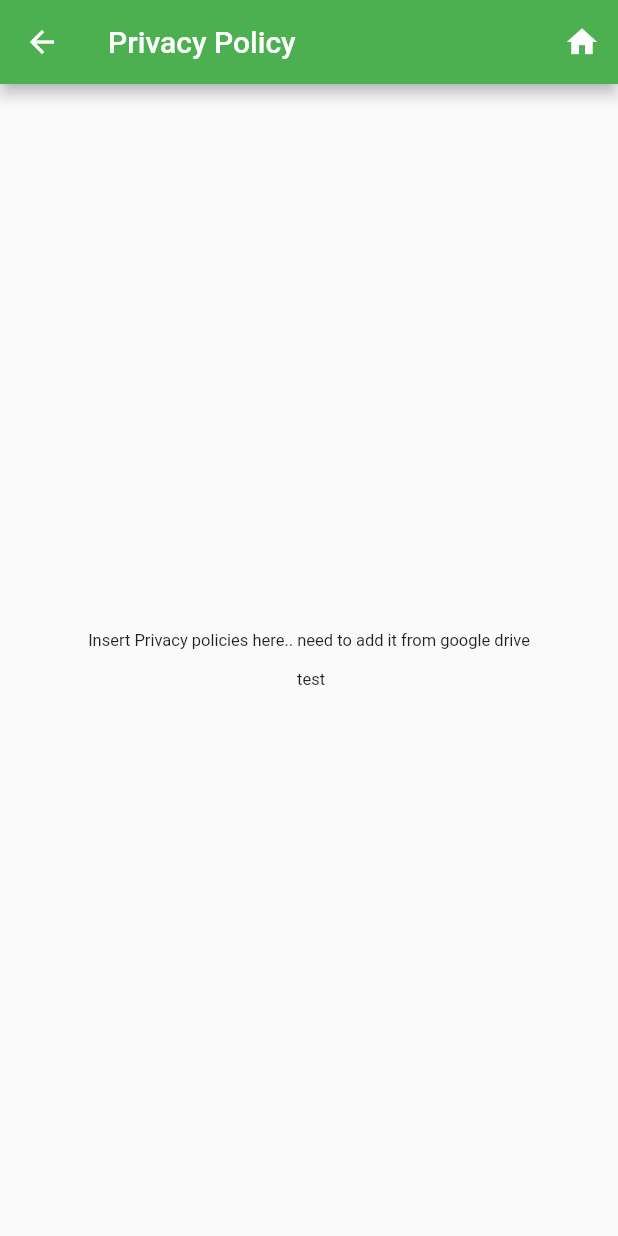
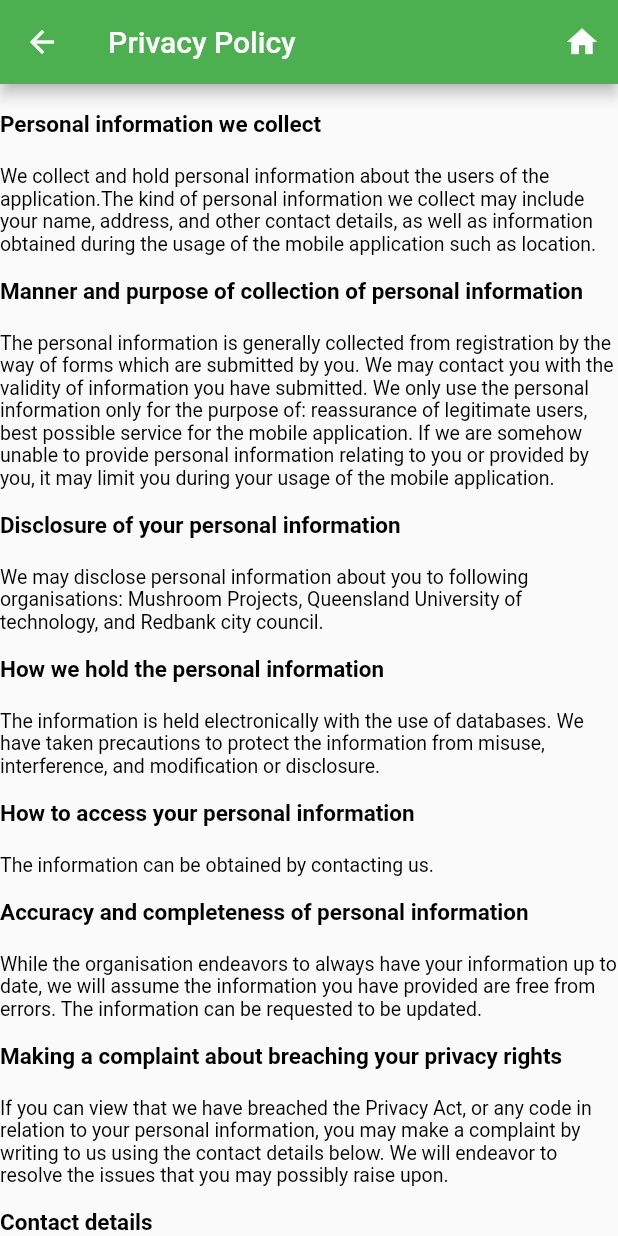
Before and after one commit to aaronddino/Mushroom-Projects, a Flutter app: the PrivacyPolicy screen opened by its route, on a phone screen of 412 x 824 dp. Run offline on Flutter 3.47's test engine with Material 2 defaults, Android fonts, the phone set to English and light mode, and no system bars; our stand-ins replace firebase_auth, firebase_database, firebase_storage, image_picker, location; missing offline and left inert: map_view; accounts and stored records are empty; statements that could not run were skipped.

Commit message:
Added the privacy policy information

```diff
--- a/seeatree_4_aed/lib/pages/settings/privacy_policy.dart
+++ b/seeatree_4_aed/lib/pages/settings/privacy_policy.dart
@@ -6,6 +6,37 @@ import 'package:seeatree_4_aed/widgets.dart';
 
 
 class PrivacyPolicy extends StatelessWidget{
+
+final String privacyPolicy1 = "\nPersonal information we collect\n\n";
+final String privacyPolicy2 = "We collect and hold personal information about the users of the application."
++ "The kind of personal information we collect may include your name, address, and other contact details, as well as information obtained during the usage of the mobile application such as location.\n\n";
+final String privacyPolicy3 = "Manner and purpose of collection of personal information\n\n";
+final String privacyPolicy4 = "The personal information is generally collected from registration by the way of forms which are submitted by you. "
++"We may contact you with the validity of information you have submitted. "
++"We only use the personal information only for the purpose of: reassurance of legitimate users, best possible service for the mobile application. "
++"If we are somehow unable to provide personal information relating to you or provided by you, it may limit you during your usage of the mobile application.\n\n";
+final String privacyPolicy5 = "Disclosure of your personal information\n\n";
+final String privacyPolicy6 = "We may disclose personal information about you to following organisations: Mushroom Projects, Queensland University of technology, and Redbank city council. \n\n";
+final String privacyPolicy7 = "How we hold the personal information\n\n";
+final String privacyPolicy8 = "The information is held electronically with the use of databases. We have taken precautions to protect the information from misuse, interference, and modification or disclosure. \n\n";
+final String privacyPolicy9 = "How to access your personal information\n\n";
+final String privacyPolicy10 = "The information can be obtained by contacting us.\n\n";
+final String privacyPolicy11 = "Accuracy and completeness of personal information\n\n";
+final String privacyPolicy12 = "While the organisation endeavors to always have your information up to date, we will assume the information you have provided are free from errors. The information can be requested to be updated.\n\n";
+final String privacyPolicy13 = "Making a complaint about breaching your privacy rights\n\n";
+final String privacyPolicy14 = "If you can view that we have breached the Privacy Act, or any code in relation to your personal information, you may make a complaint by writing to us using the contact details below. "
++"We will endeavor to resolve the issues that you may possibly raise upon. \n\n";
+final String privacyPolicy15 = "Contact details\n\n";
+final String privacyPolicy16 = "The Mushroom projects consists of 4 members:\n"
++"Aarond Dino\n"
++"Alice Mckellar\n"
++"James Shafton\n"
++"Raj Rosello\n\n";
+final String privacyPolicy17 = "The Mushroom Projects are collaborating with other organisations such as: \n\n";
+final String privacyPolicy18 = "Queensland University of Technology\n"
++"Redland City Council\n\n";
+
+
  @override
   Widget build(BuildContext context){
     return new Scaffold(
@@ -23,10 +54,38 @@ class PrivacyPolicy extends StatelessWidget{
             ),
       body: new Container(
         child: new Column(
-            mainAxisAlignment: MainAxisAlignment.spaceEvenly,
-            crossAxisAlignment: CrossAxisAlignment.stretch,
+            //mainAxisAlignment: MainAxisAlignment.spaceEvenly,
+            //crossAxisAlignment: CrossAxisAlignment.stretch,
             children: <Widget>[
-               new Text("Insert Privacy policies here.. need to add it from google drive \n \n test", style: new TextStyle(fontSize: 11.0), textAlign: TextAlign.center,),
+              new Expanded(flex: 1,
+                child: new SingleChildScrollView(
+                  child: new RichText(
+                      text: TextSpan(
+                        children: <TextSpan>[
+                          TextSpan(text: privacyPolicy1, style: TextStyle(fontWeight: FontWeight.bold, fontSize: 15.0, color: Colors.black)),
+                          TextSpan(text: privacyPolicy2, style: TextStyle(fontSize: 13.0, color: Colors.black)),
+                          TextSpan(text: privacyPolicy3, style: TextStyle(fontWeight: FontWeight.bold, fontSize: 15.0, color: Colors.black)),
+                          TextSpan(text: privacyPolicy4, style: TextStyle(fontSize: 13.0, color: Colors.black)),
+                          TextSpan(text: privacyPolicy5, style: TextStyle(fontWeight: FontWeight.bold, fontSize: 15.0, color: Colors.black)),
+                          TextSpan(text: privacyPolicy6, style: TextStyle(fontSize: 13.0, color: Colors.black)),
+                          TextSpan(text: privacyPolicy7, style: TextStyle(fontWeight: FontWeight.bold, fontSize: 15.0, color: Colors.black)),
+                          TextSpan(text: privacyPolicy8, style: TextStyle(fontSize: 13.0, color: Colors.black)),
+                          TextSpan(text: privacyPolicy9, style: TextStyle(fontWeight: FontWeight.bold, fontSize: 15.0, color: Colors.black)),
+                          TextSpan(text: privacyPolicy10, style: TextStyle(fontSize: 13.0, color: Colors.black)),
+                          TextSpan(text: privacyPolicy11, style: TextStyle(fontWeight: FontWeight.bold, fontSize: 15.0, color: Colors.black)),
+                          TextSpan(text: privacyPolicy12, style: TextStyle(fontSize: 13.0, color: Colors.black)),
+                          TextSpan(text: privacyPolicy13, style: TextStyle(fontWeight: FontWeight.bold, fontSize: 15.0, color: Colors.black)),
+                          TextSpan(text: privacyPolicy14, style: TextStyle(fontSize: 13.0, color: Colors.black)),
+                          TextSpan(text: privacyPolicy15, style: TextStyle(fontWeight: FontWeight.bold, fontSize: 15.0, color: Colors.black)),
+                          TextSpan(text: privacyPolicy16, style: TextStyle(fontSize: 13.0, color: Colors.black)),
+                          TextSpan(text: privacyPolicy17, style: TextStyle(fontWeight: FontWeight.bold, fontSize: 15.0, color: Colors.black)),
+                          TextSpan(text: privacyPolicy18, style: TextStyle(fontSize: 13.0, color: Colors.black)),
+                        ],
+                      ),
+                    )
+
+                )
+              )
             ]
           )
         )
@@ -36,48 +95,8 @@ class PrivacyPolicy extends StatelessWidget{
 }
 
 /*
-Personal information we collect
 
-We collect and hold personal information about the users of the application.
-The kind of personal information we collect may include your name, address, and other contact details, as well as information obtained during the usage of the mobile application such as location.
 
-Manner and purpose of collection of personal information
 
-The personal information is generally collected from registration by the way of forms which are submitted by you.
-We may contact you with the validity of information you have submitted.
-We only use the personal information only for the purpose of: reassurance of legitimate users, best possible service for the mobile application.
-If we are somehow unable to provide personal information relating to you or provided by you, it may limit you during your usage of the mobile application.
 
-Disclosure of your personal information
-
-We may disclose personal information about you to following organisations: Mushroom Projects, Queensland University of technology, and Redbank city council.
-
-How we hold the personal information
-
-The information is held electronically with the use of databases. We have taken precautions to protect the information from misuse, interference, and modification or disclosure.
-
-How to access your personal information
-
-The information can be obtained by contacting us.
-
-Accuracy and completeness of personal information
-
-While the organisation endeavors to always have your information up to date, we will assume the information you have provided are free from errors. The information can be requested to be updated.
-
-Making a complaint about breaching your privacy rights
-
-If you can view that we have breached the Privacy Act, or any code in relation to your personal information, you may make a complaint by writing to us using the contact details below. We will endeavor to resolve the issues that you may possibly raise upon.
-
-Contact details
-
-The Mushroom projects consists of 4 members:
-Aarond Dino
-Alice Mckellar
-James Shafton
-Raj Rosello
-
-The Mushroom Projects consists of a bigger organisations such as:
-
-Queensland University of Technology
-Redland City Council
 */
```
Also changed, not shown: seeatree_4_aed/pubspec.lock.
